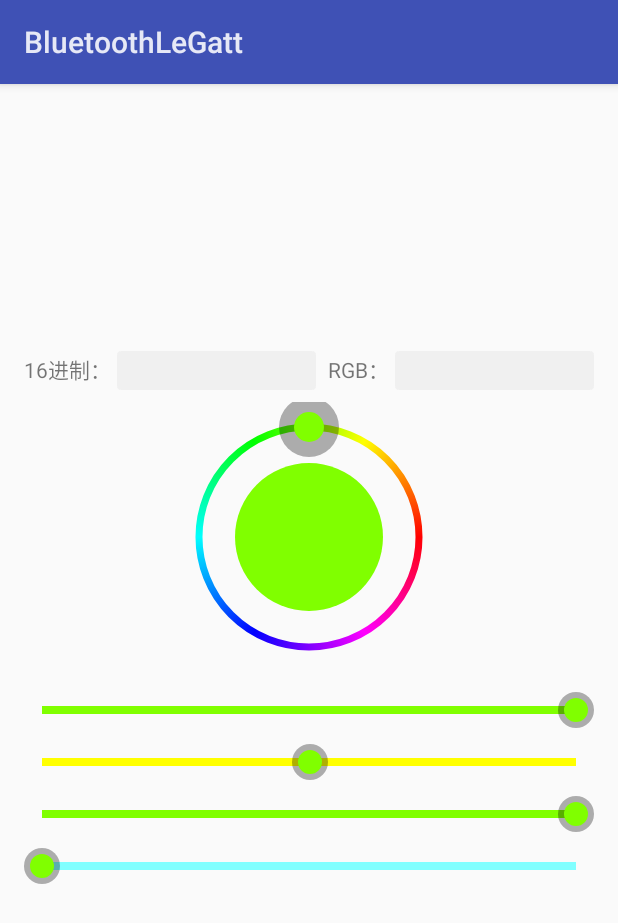
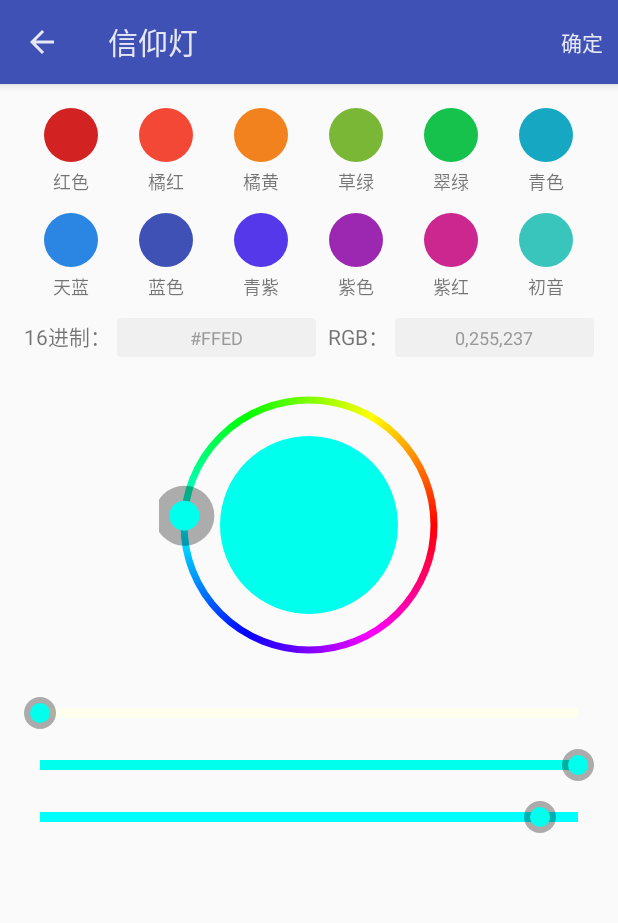
Before and after one commit to freedom10086/ArduinoPcMonitor, an Android app: the ColorPickerActivity screen opened directly, with no data from a screen before it, on a phone screen of 412 x 824 dp. Shown: the top 923 px of the screen. Run offline under Robolectric (Android 15) with nearby library versions, the phone set to English and light mode, and no system bars.

Commit message:
支持安卓控制led

```diff
--- a/AndroidBle/app/src/main/java/me/yluo/androidble/ColorPickerActivity.java
+++ b/AndroidBle/app/src/main/java/me/yluo/androidble/ColorPickerActivity.java
@@ -1,34 +1,115 @@
 package me.yluo.androidble;
 
 import android.app.Activity;
+import android.content.Intent;
+import android.graphics.Color;
 import android.os.Bundle;
-import android.widget.GridLayout;
+import android.view.Menu;
+import android.view.MenuItem;
+import android.view.View;
+import android.view.ViewGroup;
+import android.widget.AdapterView;
+import android.widget.BaseAdapter;
+import android.widget.EditText;
 import android.widget.GridView;
-import android.widget.ListView;
-import android.widget.SimpleAdapter;
+import android.widget.TextView;
 
+import me.yluo.androidble.color.CircleView;
 import me.yluo.androidble.color.ColorPicker;
-import me.yluo.androidble.color.ArgbBar;
+import me.yluo.androidble.color.RgbBar;
 
-public class ColorPickerActivity extends Activity{
+public class ColorPickerActivity extends Activity implements ColorPicker.ColorChangeListener, AdapterView.OnItemClickListener {
+    public static final int COLOR_REQUEST = 8793;
+    public static final int COLOR_RESULT = 8794;
+    public static final String COLOR_KEY = "color_picker_value";
+
+    private int[] colors = new int[]{
+            0xd22222, 0xf44836, 0xf2821e, 0x7bb736, 0x16c24b, 0x16a8c2,
+            0x2b86e3, 0x3f51b5, 0x5538e9, 0x9c27b0, 0xcc268f, 0x39c5bb
+    };
+    private String[] names = new String[]{
+            "红色", "橘红", "橘黄", "草绿", "翠绿", "青色",
+            "天蓝", "蓝色", "青紫", "紫色", "紫红", "初音"
+    };
+
+    private EditText colorHex, colorRgb;
+    private ColorPicker picker;
 
     @Override
     protected void onCreate(Bundle savedInstanceState) {
         super.onCreate(savedInstanceState);
         setContentView(R.layout.activity_color_picker);
-        ColorPicker picker = (ColorPicker) findViewById(R.id.picker);
-        ArgbBar opacityBar = (ArgbBar) findViewById(R.id.opacitybar);
+        picker = (ColorPicker) findViewById(R.id.picker);
+        RgbBar opacityBar = (RgbBar) findViewById(R.id.opacitybar);
+        colorHex = (EditText) findViewById(R.id.et_color_hex);
+        colorRgb = (EditText) findViewById(R.id.et_color_rgb);
         picker.addArgbBar(opacityBar);
+        GridView gridView = (GridView) findViewById(R.id.commons_colors);
+        gridView.setAdapter(new ColorAdapter());
+        picker.setColorChangeListener(this);
+        gridView.setOnItemClickListener(this);
 
-        GridView gridView = (GridView) findViewById(R.id.commons_colors);
-        //Context context, List<? extends Map<String, ?>> data,
-        //@LayoutRes int resource, String[] from, @IdRes int[] to
-        //gridView.setAdapter(new SimpleAdapter());
-
-
+        getActionBar().setTitle("信仰灯");
+        getActionBar().setDisplayHomeAsUpEnabled(true);
     }
 
+    @Override
+    public void onColorChange(int color) {
+        colorHex.setText("#" + Integer.toHexString(color & 0x00ffffff).toUpperCase());
+        colorRgb.setText(Color.red(color) + "," + Color.green(color) + "," + Color.blue(color));
+    }
 
+    @Override
+    public void onItemClick(AdapterView<?> parent, View view, int position, long id) {
+        picker.setColor(colors[position]);
+    }
 
+    class ColorAdapter extends BaseAdapter {
 
+        @Override
+        public int getCount() {
+            return colors.length;
+        }
+
+        @Override
+        public Object getItem(int position) {
+            return colors[position];
+        }
+
+        @Override
+        public long getItemId(int position) {
+            return position;
+        }
+
+        @Override
+        public View getView(int position, View convertView, ViewGroup parent) {
+            convertView = getLayoutInflater().inflate(R.layout.item_color, null);
+            CircleView circleView = (CircleView) convertView.findViewById(R.id.color);
+            circleView.setColor(colors[position]);
+            ((TextView) convertView.findViewById(R.id.name)).setText(names[position]);
+            return convertView;
+        }
+    }
+
+    @Override
+    public boolean onCreateOptionsMenu(Menu menu) {
+        getMenuInflater().inflate(R.menu.color_picker, menu);
+        return true;
+    }
+
+    @Override
+    public boolean onOptionsItemSelected(MenuItem item) {
+        switch (item.getItemId()) {
+            case R.id.menu_ok:
+                Intent i = new Intent();
+                i.putExtra(COLOR_KEY, picker.getColor());
+                setResult(COLOR_RESULT, i);
+                finish();
+                break;
+            case android.R.id.home:
+                finish();
+                break;
+        }
+        return true;
+    }
 }
--- a/AndroidBle/app/src/main/java/me/yluo/androidble/color/CircleView.java
+++ b/AndroidBle/app/src/main/java/me/yluo/androidble/color/CircleView.java
@@ -9,28 +9,39 @@ import android.view.View;
 
 public class CircleView extends View {
 
-    private int color = 0xff0000;
-    private Paint paint = new Paint();
+    private int color = 0xffff0000;
+    private Paint paint = new Paint(Paint.ANTI_ALIAS_FLAG);
 
     public CircleView(Context context) {
         super(context);
+        init();
     }
 
     public CircleView(Context context, AttributeSet attrs) {
         super(context, attrs);
+        init();
     }
 
     public CircleView(Context context, AttributeSet attrs, int defStyleAttr) {
         super(context, attrs, defStyleAttr);
+        init();
+    }
+
+    private void init() {
+        paint.setStyle(Paint.Style.FILL);
+        paint.setColor(color);
     }
 
     public void setColor(int color) {
-        this.color = color;
+        this.color = color | 0xff000000;
+        paint.setStyle(Paint.Style.FILL);
+        paint.setColor(this.color);
+        invalidate();
     }
 
     @Override
     protected void onDraw(Canvas canvas) {
-        paint.setColor(color);
-        canvas.drawCircle(getWidth() / 2, getHeight() / 2, Math.min(getHeight(), getWidth()) / 2, paint);
+        super.onDraw(canvas);
+        canvas.drawCircle(getWidth() / 2, getHeight() / 2, Math.min(getHeight() / 2, getHeight() / 2), paint);
     }
 }
--- a/AndroidBle/app/src/main/java/me/yluo/androidble/color/ColorPicker.java
+++ b/AndroidBle/app/src/main/java/me/yluo/androidble/color/ColorPicker.java
@@ -22,8 +22,6 @@ public class ColorPicker extends View {
     private Paint mColorWheelPaint;
     private Paint mPointerHaloPaint;
     private Paint mPointPaint;
-    private Paint mCenterPointPaint;
-
 
     private int colorWheelWidth;
     private int colorWheelRadius;
@@ -33,33 +31,33 @@ public class ColorPicker extends View {
     private int pointRadius;
     private int centerPointRadius;
     private boolean mUserIsMovingPointer = false;
-    private int mColor;
-    private int centerColor;
+    private int mColor, mOldColor;
     private float mTranslationOffset;
     private float mSlopX;
     private float mSlopY;
     private float mAngle;
+    private ColorChangeListener colorChangeListener;
 
-    private ArgbBar mArgbBar = null;
+    private RgbBar mArgbBar = null;
 
     public ColorPicker(Context context) {
         super(context);
-        init(null, 0);
+        init();
     }
 
     public ColorPicker(Context context, AttributeSet attrs) {
         super(context, attrs);
-        init(attrs, 0);
+        init();
     }
 
     public ColorPicker(Context context, AttributeSet attrs, int defStyle) {
         super(context, attrs, defStyle);
-        init(attrs, defStyle);
+        init();
     }
 
 
-    private void init(AttributeSet attrs, int defStyle) {
-        mAngle = (float) (-Math.PI / 2);
+    private void init() {
+        setColor(0xff39c5bb);
         Shader s = new SweepGradient(0, 0, COLORS, null);
         mColorWheelPaint = new Paint(Paint.ANTI_ALIAS_FLAG);
         mColorWheelPaint.setShader(s);
@@ -71,12 +69,8 @@ public class ColorPicker extends View {
         mPointerHaloPaint.setAlpha(0x50);
 
         mPointPaint = new Paint(Paint.ANTI_ALIAS_FLAG);
-        mPointPaint.setColor(calculateColor(mAngle));
-        centerColor = calculateColor(mAngle);
-
-        mCenterPointPaint = new Paint(Paint.ANTI_ALIAS_FLAG);
-        mCenterPointPaint.setColor(calculateColor(mAngle));
-        mCenterPointPaint.setStyle(Paint.Style.FILL);
+        mPointPaint.setColor(angleToColor(mAngle));
+        mPointPaint.setStyle(Paint.Style.FILL);
     }
 
 
@@ -125,12 +119,20 @@ public class ColorPicker extends View {
 
     @Override
     protected void onDraw(Canvas canvas) {
+        if (mColor != mOldColor) {
+            mOldColor = mColor;
+            if (colorChangeListener != null) {
+                colorChangeListener.onColorChange(mColor);
+            }
+        }
+        mPointPaint.setColor(mColor);
         canvas.translate(mTranslationOffset, mTranslationOffset);
         canvas.drawOval(mColorWheelRectangle, mColorWheelPaint);
         float[] pointerPosition = calculatePointerPosition(mAngle);
         canvas.drawCircle(pointerPosition[0], pointerPosition[1], pointRadius + 15, mPointerHaloPaint);
+
         canvas.drawCircle(pointerPosition[0], pointerPosition[1], pointRadius, mPointPaint);
-        canvas.drawArc(mCenterRectangle, 0, 360, true, mCenterPointPaint);
+        canvas.drawArc(mCenterRectangle, 0, 360, true, mPointPaint);
     }
 
 
@@ -138,7 +140,70 @@ public class ColorPicker extends View {
         return s + Math.round(p * (d - s));
     }
 
-    private int calculateColor(float angle) {
+    public int getColor() {
+        return mColor;
+    }
+
+    public void setColor(int color) {
+        mColor = color|0xff000000;
+        mAngle = colorToAngle(mColor);
+        changeArgbBarColor(mColor);
+        invalidate();
+    }
+
+    public void setColorChangeListener(ColorChangeListener colorChangeListener) {
+        this.colorChangeListener = colorChangeListener;
+    }
+
+    @Override
+    public boolean onTouchEvent(MotionEvent event) {
+        getParent().requestDisallowInterceptTouchEvent(true);
+        float x = event.getX() - mTranslationOffset;
+        float y = event.getY() - mTranslationOffset;
+        switch (event.getAction()) {
+            case MotionEvent.ACTION_DOWN:
+                // Check whether the user pressed on the pointer.
+                float[] pointerPosition = calculatePointerPosition(mAngle);
+                int len = pointRadius + pointHoloWidth;
+                if (x >= (pointerPosition[0] - len) && x <= (pointerPosition[0] + len)
+                        && y >= (pointerPosition[1] - len) && y <= (pointerPosition[1] + len)) {
+                    mSlopX = x - pointerPosition[0];
+                    mSlopY = y - pointerPosition[1];
+                    mUserIsMovingPointer = true;
+                    invalidate();
+                }
+                break;
+            case MotionEvent.ACTION_MOVE:
+                if (mUserIsMovingPointer) {
+                    mAngle = (float) Math.atan2(y - mSlopY, x - mSlopX);
+                    mColor = angleToColor(mAngle);
+                    invalidate();
+                }
+                break;
+            case MotionEvent.ACTION_UP:
+            case MotionEvent.ACTION_CANCEL:
+                mUserIsMovingPointer = false;
+                invalidate();
+                break;
+        }
+
+        changeArgbBarColor(mColor);
+        return true;
+    }
+
+    private float[] calculatePointerPosition(float angle) {
+        float x = (float) (colorWheelRadius * Math.cos(angle));
+        float y = (float) (colorWheelRadius * Math.sin(angle));
+        return new float[]{x, y};
+    }
+
+    private float colorToAngle(int color) {
+        float[] colors = new float[3];
+        Color.colorToHSV(color, colors);
+        return (float) Math.toRadians(-colors[0]);
+    }
+
+    private int angleToColor(float angle) {
         float unit = (float) (angle / (2 * Math.PI));
         if (unit < 0) {
             unit += 1;
@@ -165,95 +230,20 @@ public class ColorPicker extends View {
         return Color.argb(a, r, g, b);
     }
 
-    public int getColor() {
-        return centerColor;
-    }
 
-    public void setColor(int color) {
-        mAngle = colorToAngle(color);
-        mPointPaint.setColor(color);
-        mCenterPointPaint.setColor(color);
-        changeOpacityBarColor(color);
-    }
-
-    private float colorToAngle(int color) {
-        float[] colors = new float[3];
-        Color.colorToHSV(color, colors);
-        return (float) Math.toRadians(-colors[0]);
-    }
-
-    @Override
-    public boolean onTouchEvent(MotionEvent event) {
-        getParent().requestDisallowInterceptTouchEvent(true);
-        float x = event.getX() - mTranslationOffset;
-        float y = event.getY() - mTranslationOffset;
-        switch (event.getAction()) {
-            case MotionEvent.ACTION_DOWN:
-                // Check whether the user pressed on the pointer.
-                float[] pointerPosition = calculatePointerPosition(mAngle);
-                int len = pointRadius + pointHoloWidth;
-                if (x >= (pointerPosition[0] - len) && x <= (pointerPosition[0] + len)
-                        && y >= (pointerPosition[1] - len) && y <= (pointerPosition[1] + len)) {
-                    mSlopX = x - pointerPosition[0];
-                    mSlopY = y - pointerPosition[1];
-                    mUserIsMovingPointer = true;
-                    invalidate();
-                }
-                // Check whether the user pressed anywhere on the wheel.
-                else if (Math.sqrt(x * x + y * y) <= colorWheelRadius + len
-                        && Math.sqrt(x * x + y * y) >= colorWheelRadius - len) {
-                    mUserIsMovingPointer = true;
-                    invalidate();
-                }
-                // If user did not press pointer or center, report event not handled
-                else {
-                    getParent().requestDisallowInterceptTouchEvent(false);
-                    return false;
-                }
-                break;
-            case MotionEvent.ACTION_MOVE:
-                if (mUserIsMovingPointer) {
-                    mAngle = (float) Math.atan2(y - mSlopY, x - mSlopX);
-                    mPointPaint.setColor(calculateColor(mAngle));
-                    mCenterPointPaint.setColor(calculateColor(mAngle));
-                    invalidate();
-                }
-                // If user did not press pointer or center, report event not handled
-                else {
-                    getParent().requestDisallowInterceptTouchEvent(false);
-                    return false;
-                }
-                break;
-            case MotionEvent.ACTION_UP:
-                mUserIsMovingPointer = false;
-
-                invalidate();
-                break;
-            case MotionEvent.ACTION_CANCEL:
-                break;
-        }
-        changeOpacityBarColor(mColor);
-        return true;
-    }
-
-    private float[] calculatePointerPosition(float angle) {
-        float x = (float) (colorWheelRadius * Math.cos(angle));
-        float y = (float) (colorWheelRadius * Math.sin(angle));
-
-        return new float[]{x, y};
-    }
-
-
-    public void addArgbBar(ArgbBar bar) {
+    public void addArgbBar(RgbBar bar) {
         mArgbBar = bar;
-        // Give an instance of the color picker to the Opacity bar.
         mArgbBar.setColorPicker(this);
         mArgbBar.setColor(mColor);
     }
 
-    public void changeOpacityBarColor(int color) {
+    public void changeArgbBarColor(int color) {
         if (mArgbBar != null && mArgbBar.getColor() != color) {
             mArgbBar.setColor(color);
         }
     }
+
+    public interface ColorChangeListener {
+        void onColorChange(int color);
+    }
 }
--- a/AndroidBle/app/src/main/java/me/yluo/androidble/color/ArgbBar.java
+++ b/AndroidBle/app/src/main/java/me/yluo/androidble/color/RgbBar.java
@@ -13,7 +13,7 @@ import android.view.View;
 import me.yluo.androidble.Utils;
 
 
-public class ArgbBar extends View {
+public class RgbBar extends View {
     private int barWidth;
     private int mBarLength;
     private int mBarPointerRadius;
@@ -26,17 +26,17 @@ public class ArgbBar extends View {
 
     private ColorPicker mPicker = null;
 
-    public ArgbBar(Context context) {
+    public RgbBar(Context context) {
         super(context);
         init(null, 0);
     }
 
-    public ArgbBar(Context context, AttributeSet attrs) {
+    public RgbBar(Context context, AttributeSet attrs) {
         super(context, attrs);
         init(attrs, 0);
     }
 
-    public ArgbBar(Context context, AttributeSet attrs, int defStyle) {
+    public RgbBar(Context context, AttributeSet attrs, int defStyle) {
         super(context, attrs, defStyle);
         init(attrs, defStyle);
     }
@@ -66,8 +66,8 @@ public class ArgbBar extends View {
         }
 
         height = Math.min(minHeight, height);
-        barWidth = Utils.dp2px(getContext(), 6);
-        mBarPointerRadius = Utils.dp2px(getContext(), 8);
+        barWidth = Utils.dp2px(getContext(), 7);
+        mBarPointerRadius = Utils.dp2px(getContext(), 7);
         pointerHoloR = mBarPointerRadius + Utils.dp2px(getContext(), 4);
         mBarLength = width - pointerHoloR * 2;
         setMeasuredDimension(width, height);
@@ -77,8 +77,8 @@ public class ArgbBar extends View {
     protected void onDraw(Canvas canvas) {
         int len = getHeight() / 8;
         int cx, cy;
-        for (int i = 0; i < 4; i++) {
-            cx = (int) (pointerHoloR + ((mColor >> ((3 - i) * 8)) & 0xff) * 1.0f / 255 * mBarLength);
+        for (int i = 0; i < 3; i++) {
+            cx = (int) (pointerHoloR + ((mColor >> ((2 - i) * 8)) & 0xff) * 1.0f / 255 * mBarLength);
             if (cx > pointerHoloR + mBarLength) cx = pointerHoloR + mBarLength;
             cy = (2 * i + 1) * len;
             mBarPaint.setShader(shaderARGB[i]);
@@ -101,10 +101,10 @@ public class ArgbBar extends View {
         switch (event.getAction()) {
             case MotionEvent.ACTION_DOWN:
                 boolean isok = false;
-                if (x >= 0 && x <= mBarLength + pointerHoloR) {
-                    for (int i = 0; i < 4; i++) {
+                if (x >= 0 && x <= mBarLength + pointerHoloR + 8) {
+                    for (int i = 0; i < 3; i++) {
                         int cy = (2 * i + 1) * len;
-                        if (y >= (cy - pointerHoloR) && y <= cy + pointerHoloR) {
+                        if (y >= (cy - pointerHoloR - 8) && y <= cy + pointerHoloR + 8) {
                             barMove(i, Math.round(x));
                             mIsMovingPointer = true;
                             moveItem = i;
@@ -135,17 +135,14 @@ public class ArgbBar extends View {
     private void barMove(int witch, int position) {
         int value = getValue(position);
         switch (witch) {
-            case 0://a
-                mColor = Color.argb(value, Color.red(mColor), Color.green(mColor), Color.blue(mColor));
+            case 0://r
+                mColor = Color.argb(255, value, Color.green(mColor), Color.blue(mColor));
                 break;
-            case 1://r
-                mColor = Color.argb(Color.alpha(mColor), value, Color.green(mColor), Color.blue(mColor));
+            case 1://g
+                mColor = Color.argb(255, Color.red(mColor), value, Color.blue(mColor));
                 break;
-            case 2://g
-                mColor = Color.argb(Color.alpha(mColor), Color.red(mColor), value, Color.blue(mColor));
-                break;
-            case 3://b
-                mColor = Color.argb(Color.alpha(mColor), Color.red(mColor), Color.green(mColor), value);
+            case 2://b
+                mColor = Color.argb(255, Color.red(mColor), Color.green(mColor), value);
                 break;
         }
 
@@ -167,16 +164,17 @@ public class ArgbBar extends View {
         //if (color == mColor) return;
         mColor = color;
         shaderARGB[0] = new LinearGradient(pointerHoloR, 0, mBarLength + pointerHoloR, barWidth,
-                new int[]{color & 0x00ffffff, color | 0xff000000}, null, Shader.TileMode.CLAMP);
+                new int[]{color & 0xff00ffff, color | 0x00ff0000}, null, Shader.TileMode.CLAMP);
         shaderARGB[1] = new LinearGradient(pointerHoloR, 0, mBarLength + pointerHoloR, barWidth,
-                new int[]{color & 0xff00ffff, color | 0x00ff0000}, null, Shader.TileMode.CLAMP);
+                new int[]{color & 0xffff00ff, color | 0x0000ff00}, null, Shader.TileMode.CLAMP);
         shaderARGB[2] = new LinearGradient(pointerHoloR, 0, mBarLength + pointerHoloR, barWidth,
-                new int[]{color & 0xffff00ff, color | 0x0000ff00}, null, Shader.TileMode.CLAMP);
-        shaderARGB[3] = new LinearGradient(pointerHoloR, 0, mBarLength + pointerHoloR, barWidth,
                 new int[]{color & 0xffffff00, color | 0x000000ff}, null, Shader.TileMode.CLAMP);
+
         if (mPicker != null && mPicker.getColor() != mColor) {
             mPicker.setColor(mColor);
         }
+
+        setPickerColor(mColor);
         invalidate();
 
     }
@@ -188,4 +186,10 @@ public class ArgbBar extends View {
     public void setColorPicker(ColorPicker picker) {
         mPicker = picker;
     }
+
+    private void setPickerColor(int color) {
+        if (mPicker != null && mPicker.getColor() != color) {
+            mPicker.setColor(color);
+        }
+    }
 }
--- a/AndroidBle/app/src/main/res/layout/activity_color_picker.xml
+++ b/AndroidBle/app/src/main/res/layout/activity_color_picker.xml
@@ -13,7 +13,7 @@
     <GridView
         android:id="@+id/commons_colors"
         android:layout_width="match_parent"
-        android:layout_height="150dp"
+        android:layout_height="wrap_content"
         android:numColumns="6"
         android:scrollbars="none"
         android:verticalSpacing="12dp" />
@@ -22,10 +22,12 @@
         android:layout_width="fill_parent"
         android:layout_height="wrap_content"
         android:layout_marginTop="12dp">
+
         <TextView
             android:layout_width="wrap_content"
             android:layout_height="wrap_content"
             android:text="16进制：" />
+
         <EditText
             android:id="@+id/et_color_hex"
             android:layout_width="0.0dip"
@@ -59,13 +61,13 @@
 
     <me.yluo.androidble.color.ColorPicker
         android:id="@+id/picker"
-        android:layout_width="180dp"
-        android:layout_height="180dp"
+        android:layout_width="200dp"
+        android:layout_height="200dp"
         android:layout_gravity="center_horizontal"
-        android:layout_marginTop="8dp" />
+        android:layout_marginTop="12dp" />
 
 
-    <me.yluo.androidble.color.ArgbBar
+    <me.yluo.androidble.color.RgbBar
         android:id="@+id/opacitybar"
         android:layout_width="match_parent"
         android:layout_height="wrap_content"
--- a/AndroidBle/app/src/main/res/layout/activity_device_info.xml
+++ b/AndroidBle/app/src/main/res/layout/activity_device_info.xml
@@ -188,6 +188,7 @@
                 android:textSize="14sp" />
 
             <Switch
+                android:id="@+id/device_led_switch"
                 android:layout_width="wrap_content"
                 android:layout_height="wrap_content"
                 android:layout_alignParentEnd="true"
--- a/AndroidBle/app/src/main/res/layout/item_color.xml
+++ b/AndroidBle/app/src/main/res/layout/item_color.xml
@@ -6,10 +6,12 @@
     android:orientation="vertical">
 
     <me.yluo.androidble.color.CircleView
-        android:layout_width="24dp"
-        android:layout_height="24dp" />
+        android:id="@+id/color"
+        android:layout_width="36dp"
+        android:layout_height="36dp" />
 
     <TextView
+        android:id="@+id/name"
         android:layout_width="wrap_content"
         android:layout_height="wrap_content"
         android:layout_marginTop="4dp"
--- /dev/null
+++ b/AndroidBle/app/src/main/res/menu/color_picker.xml
@@ -0,0 +1,9 @@
+<?xml version="1.0" encoding="utf-8"?>
+<menu xmlns:android="http://schemas.android.com/apk/res/android">
+    <item
+        android:id="@+id/menu_ok"
+        android:checkable="true"
+        android:orderInCategory="1"
+        android:showAsAction="ifRoom|withText"
+        android:title="确定" />
+</menu>
--- /dev/null
+++ b/AndroidBle/app/src/main/res/values-w820dp/dimens.xml
@@ -0,0 +1,6 @@
+<resources>
+    <!-- Example customization of dimensions originally defined in res/values/dimens.xml
+         (such as screen margins) for screens with more than 820dp of available width. This
+         would include 7" and 10" devices in landscape (~960dp and ~1280dp respectively). -->
+    <dimen name="activity_horizontal_margin">64dp</dimen>
+</resources>
```
Also changed, not shown: AndroidBle/app/src/main/java/me/yluo/androidble/BluetoothLeService.java (+39 -0 lines), AndroidBle/app/src/main/java/me/yluo/androidble/DeviceControlActivity.java (+26 -3 lines).
